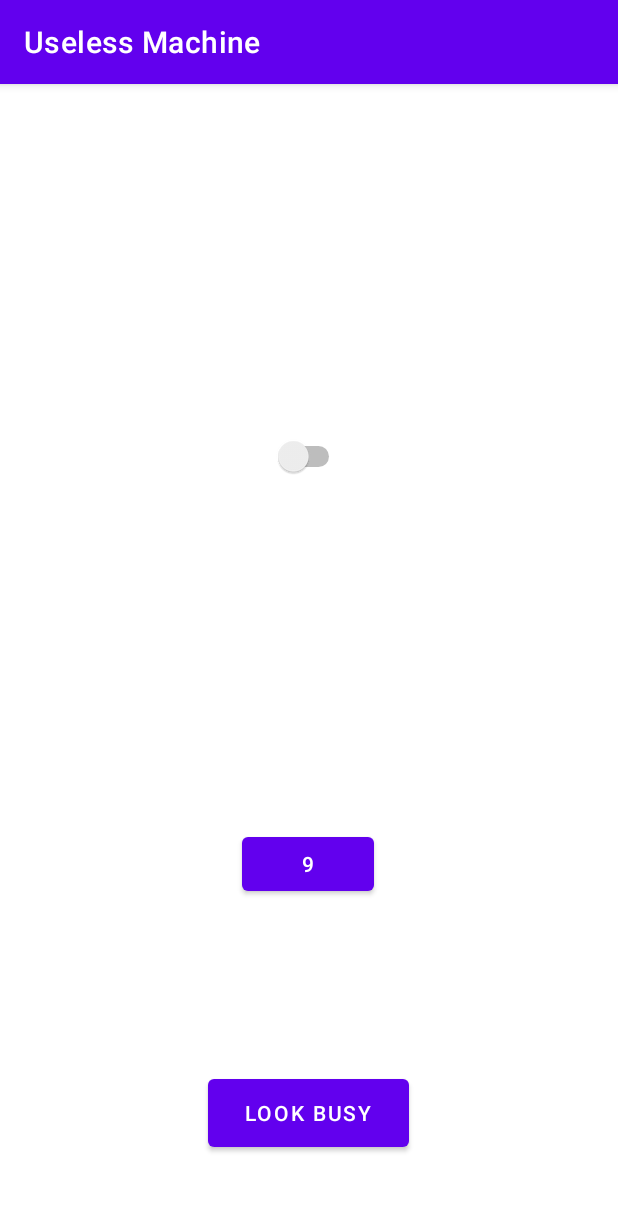
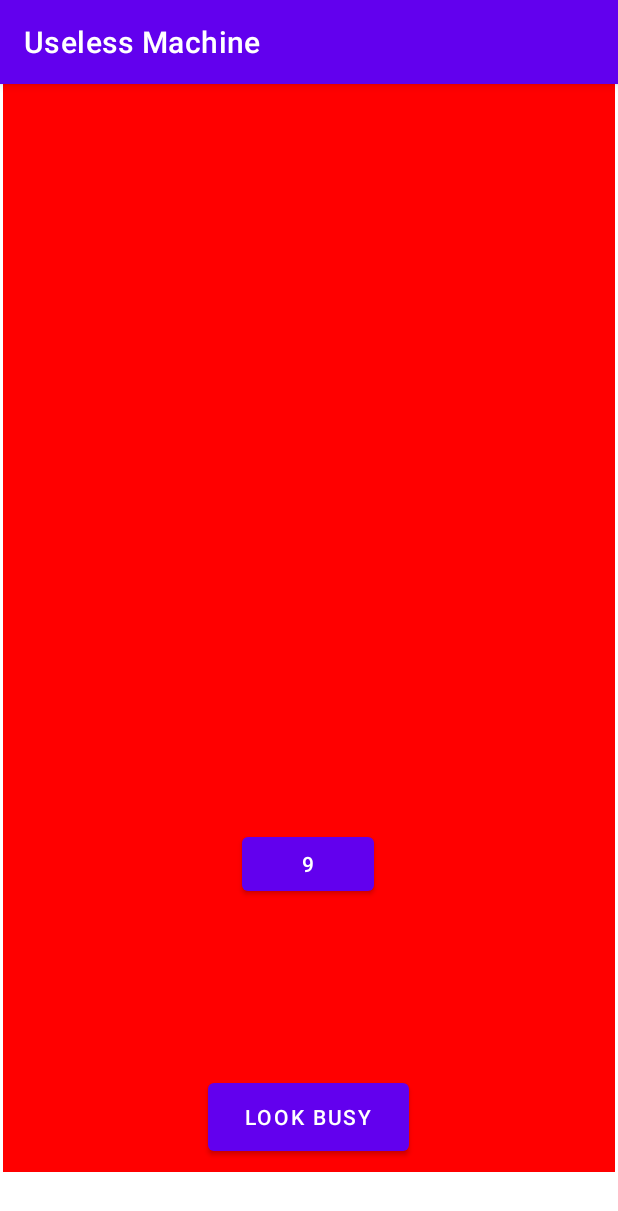
Before and after one commit to diegoalex33/UselessMachine, an Android app: the screen it shows after launch (MainActivity), after a tap on "SELF DESTRUCT", on a phone screen of 412 x 824 dp. Shown: the top 1211 px of the screen. Run offline under Robolectric (Android 15) with nearby library versions, the phone set to English and light mode, and no system bars; libraries missing offline, so code that uses them is left out: java.security.acl.

Commit message:
Everything works. Minor improvements needed.

```diff
--- a/app/src/main/java/com/example/uselessmachine/MainActivity.kt
+++ b/app/src/main/java/com/example/uselessmachine/MainActivity.kt
@@ -5,10 +5,10 @@ import android.graphics.PorterDuff
 import androidx.appcompat.app.AppCompatActivity
 import android.os.Bundle
 import android.os.CountDownTimer
-import android.widget.Button
-import android.widget.ImageView
-import android.widget.Switch
-import android.widget.Toast
+import android.view.View
+import android.widget.*
+import org.w3c.dom.Text
+import java.security.acl.Group
 import java.util.concurrent.CountDownLatch
 import kotlin.system.exitProcess
 
@@ -18,12 +18,30 @@ class MainActivity : AppCompatActivity() {
     lateinit var lookBusyButton: Button
     lateinit var selfDestructButton: Button
     lateinit var lightImageView: ImageView
+    lateinit var groupMainUi : androidx.constraintlayout.widget.Group
+    lateinit var fileLoaderProgressBar : ProgressBar
+    lateinit var groupBusyUi : androidx.constraintlayout.widget.Group
+    lateinit var progressText : TextView
+    lateinit var background : FrameLayout
 
     override fun onCreate(savedInstanceState: Bundle?) {
         super.onCreate(savedInstanceState)
         setContentView(R.layout.activity_main)
 
         wireWidgets()
+
+        //groupMainUi.visibility = View.INVISIBLE
+
+        //3 types of visibility:
+        //View.VISIBLE
+        //View.INVISIBLE
+        //View.GONE
+        //hide the lookbusy group (mainUI group is visible by default)
+        //progressBar (0% to 100%) and TextView should be changed on tick
+        //mainUI restored onFinish
+
+
+
 
         uselessSwitch.setOnCheckedChangeListener { buttonView, isChecked ->
             //toast for when checked
@@ -38,16 +56,18 @@ class MainActivity : AppCompatActivity() {
         }
 
         selfDestructButton.setOnClickListener {
-            var swap = 100
+            var swap = 0
             val destructTimer = object : CountDownTimer(10000, 500) {
                 override fun onTick(p0: Long) {
-                    swap--
+                    swap++
                     selfDestructButton.text = "" + p0/1000
                     if(swap%2==0) {
                         lightImageView.setColorFilter(Color.RED, PorterDuff.Mode.ADD)
+                        background.setBackgroundColor(Color.WHITE)
                     }
                     else{
                         lightImageView.setColorFilter(Color.WHITE, PorterDuff.Mode.ADD)
+                        background.setBackgroundColor(Color.RED)
                     }
                 }
 
@@ -57,6 +77,30 @@ class MainActivity : AppCompatActivity() {
             }
             destructTimer.start()
         }
+
+        lookBusyButton.setOnClickListener {
+            groupMainUi.visibility = View.INVISIBLE
+            groupBusyUi.visibility = View.VISIBLE
+            startBusyTimer()
+        }
+    }
+
+    private fun startBusyTimer(){
+        var progress = 0
+        val busyTimer = object : CountDownTimer(10000,100){
+            override fun onTick(p0: Long) {
+                progress++
+                fileLoaderProgressBar.max = 100
+                fileLoaderProgressBar.setProgress(progress)
+                progressText.text = "Loading Files: " + progress + "%"
+            }
+
+            override fun onFinish() {
+                groupMainUi.visibility = View.VISIBLE
+                groupBusyUi.visibility = View.INVISIBLE
+            }
+        }
+        busyTimer.start()
     }
 
     private fun startSwitchTimer() {
@@ -82,5 +126,12 @@ class MainActivity : AppCompatActivity() {
         lookBusyButton = findViewById(R.id.button_main_lookBusy)
         selfDestructButton = findViewById(R.id.button_main_selfDestruct)
         lightImageView = findViewById(R.id.imageView_main_light)
+        progressText = findViewById(R.id.textView_main_progress)
+        groupMainUi = findViewById(R.id.group_main_ui)
+        groupBusyUi = findViewById(R.id.group_main_lookBusyUi)
+        background = findViewById(R.id.frameLayout)
+        groupMainUi.visibility = View.VISIBLE
+        groupBusyUi.visibility = View.INVISIBLE
+        fileLoaderProgressBar = findViewById(R.id.progressBar_main_files)
     }
 }
--- a/app/src/main/res/layout/activity_main.xml
+++ b/app/src/main/res/layout/activity_main.xml
@@ -40,7 +40,7 @@
         app:layout_constraintHorizontal_bias="0.498"
         app:layout_constraintStart_toStartOf="parent"
         app:layout_constraintTop_toBottomOf="@+id/button_main_selfDestruct"
-        app:layout_constraintVertical_bias="0.68" />
+        app:layout_constraintVertical_bias="0.694" />
 
     <ImageView
         android:id="@+id/imageView_main_light"
@@ -53,4 +53,58 @@
         app:layout_constraintTop_toTopOf="parent"
         app:srcCompat="@android:drawable/ic_menu_compass" />
 
+    <ProgressBar
+        android:id="@+id/progressBar_main_files"
+        style="?android:attr/progressBarStyleHorizontal"
+        android:layout_width="314dp"
+        android:layout_height="80dp"
+        app:layout_constraintBottom_toTopOf="@+id/switch_main_useless"
+        app:layout_constraintEnd_toEndOf="parent"
+        app:layout_constraintHorizontal_bias="0.5"
+        app:layout_constraintStart_toStartOf="parent"
+        app:layout_constraintTop_toTopOf="parent" />
+
+    <FrameLayout
+        android:id="@+id/frameLayout"
+        android:layout_width="408dp"
+        android:layout_height="725dp"
+        android:layout_marginBottom="26dp"
+        app:layout_constraintBottom_toTopOf="@+id/progressBar_main_files"
+        app:layout_constraintEnd_toEndOf="parent"
+        app:layout_constraintHorizontal_bias="0.49"
+        app:layout_constraintStart_toStartOf="parent"
+        app:layout_constraintTop_toTopOf="parent"
+        app:layout_constraintVertical_bias="0.0">
+
+    </FrameLayout>
+
+    <TextView
+        android:id="@+id/textView_main_progress"
+        android:layout_width="wrap_content"
+        android:layout_height="wrap_content"
+        android:text="TextView"
+        app:layout_constraintBottom_toTopOf="@+id/switch_main_useless"
+        app:layout_constraintEnd_toEndOf="parent"
+        app:layout_constraintHorizontal_bias="0.5"
+        app:layout_constraintStart_toStartOf="parent"
+        app:layout_constraintTop_toBottomOf="@+id/progressBar_main_files" />
+
+    <androidx.constraintlayout.widget.Group
+        android:id="@+id/group_main_lookBusyUi"
+        android:layout_width="wrap_content"
+        android:layout_height="wrap_content"
+        app:constraint_referenced_ids="progressBar_main_files,textView_main_progress" />
+
+    <androidx.constraintlayout.widget.Group
+        android:id="@+id/group_main_ui"
+        android:layout_width="194dp"
+        android:layout_height="228dp"
+        app:constraint_referenced_ids="switch_main_useless,button_main_selfDestruct,button_main_lookBusy,imageView_main_light,frameLayout"
+        app:layout_constraintBottom_toBottomOf="parent"
+        app:layout_constraintEnd_toEndOf="parent"
+        app:layout_constraintHorizontal_bias="0.5"
+        app:layout_constraintStart_toStartOf="parent"
+        app:layout_constraintTop_toTopOf="parent"
+        app:layout_constraintVertical_bias="0.81" />
+
 </androidx.constraintlayout.widget.ConstraintLayout>
```
